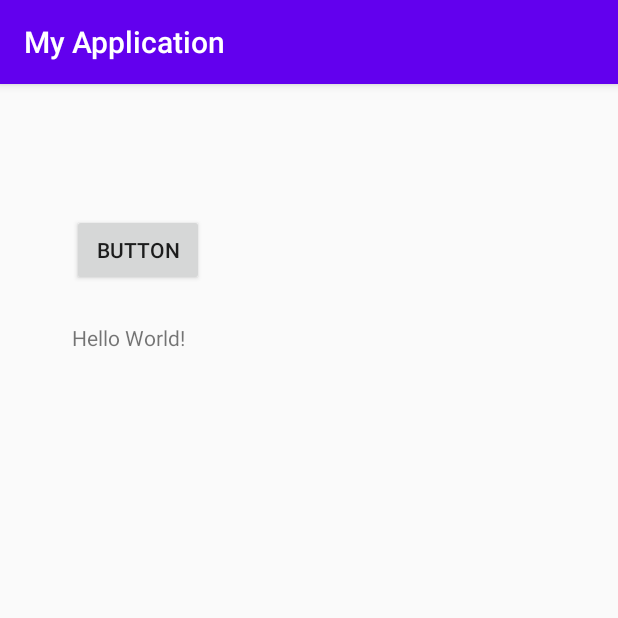
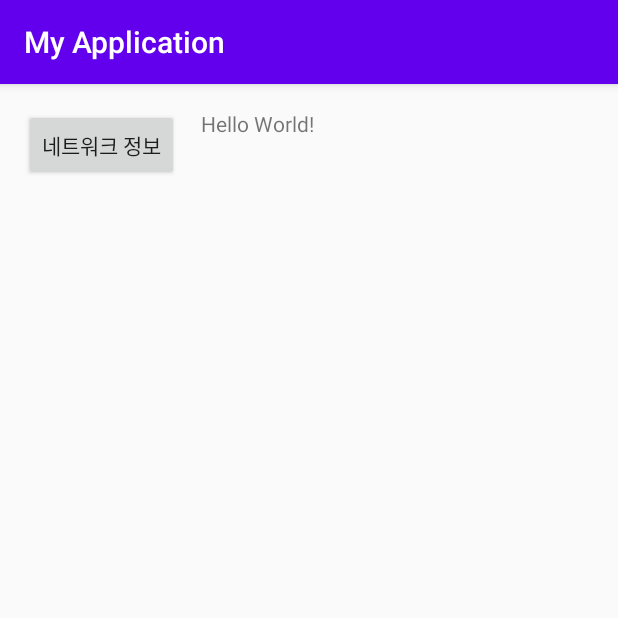
Before and after one commit to shapiro7/superrealmpteam, an Android app: the screen it shows after launch (MainActivity), on a phone screen of 412 x 824 dp, the top half of it. Run offline under Robolectric (Android 15) with nearby library versions, the phone set to English and light mode, and no system bars.

Commit message:
0517
0517

```diff
--- /dev/null
+++ b/app/src/main/java/com/example/myapplication/WifiInformation.java
@@ -0,0 +1,5 @@
+package com.example.myapplication;
+
+public class WifiInformation {
+
+}
--- a/app/src/main/res/layout/activity_main.xml
+++ b/app/src/main/res/layout/activity_main.xml
@@ -7,28 +7,30 @@
     tools:context=".MainActivity">
 
 
+    <Button
+        android:id="@+id/NetworkInfo"
+        android:layout_width="wrap_content"
+        android:layout_height="wrap_content"
+        android:text="네트워크 정보"
+        app:layout_constraintBottom_toBottomOf="parent"
+        app:layout_constraintEnd_toEndOf="parent"
+        app:layout_constraintHorizontal_bias="0.052"
+        app:layout_constraintStart_toStartOf="parent"
+        app:layout_constraintTop_toTopOf="parent"
+        app:layout_constraintVertical_bias="0.023" />
+
     <TextView
         android:id="@+id/NetworkInfo2"
         android:layout_width="wrap_content"
         android:layout_height="wrap_content"
         android:text="Hello World!"
         app:layout_constraintBottom_toBottomOf="parent"
-        app:layout_constraintHorizontal_bias="0.143"
+        app:layout_constraintHorizontal_bias="0.398"
         app:layout_constraintLeft_toLeftOf="parent"
         app:layout_constraintRight_toRightOf="parent"
         app:layout_constraintTop_toTopOf="parent"
-        app:layout_constraintVertical_bias="0.213" />
+        app:layout_constraintVertical_bias="0.022" />
 
-    <Button
-        android:id="@+id/NetworkInfo"
-        android:layout_width="wrap_content"
-        android:layout_height="wrap_content"
-        android:text="Button"
-        app:layout_constraintBottom_toBottomOf="parent"
-        app:layout_constraintEnd_toEndOf="parent"
-        app:layout_constraintHorizontal_bias="0.148"
-        app:layout_constraintStart_toStartOf="parent"
-        app:layout_constraintTop_toTopOf="parent"
-        app:layout_constraintVertical_bias="0.12" />
+
 
 </androidx.constraintlayout.widget.ConstraintLayout>
```
